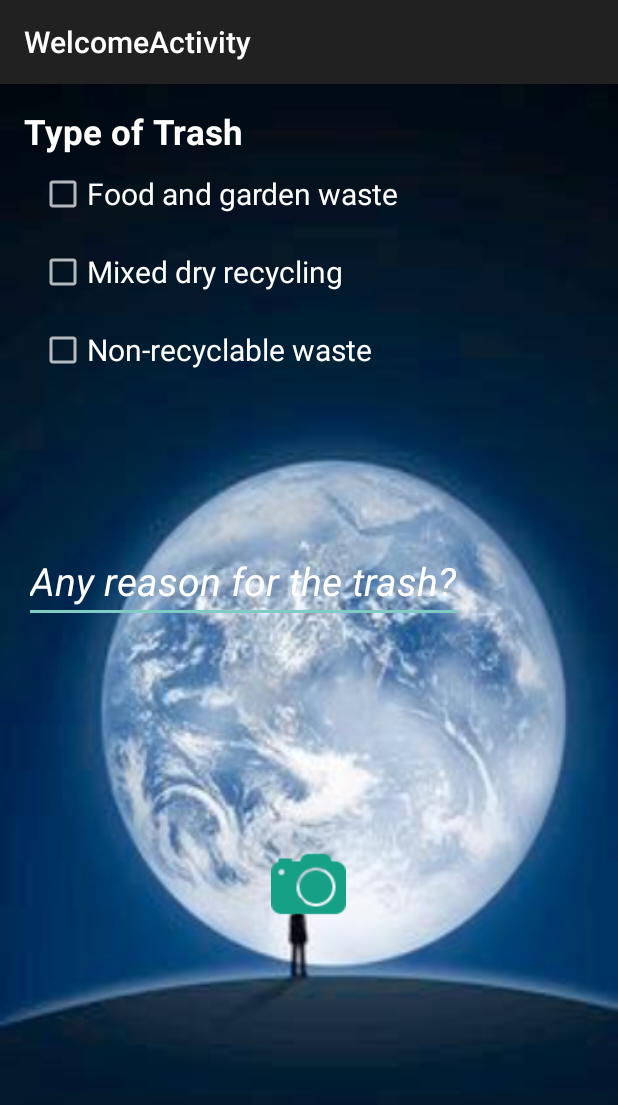
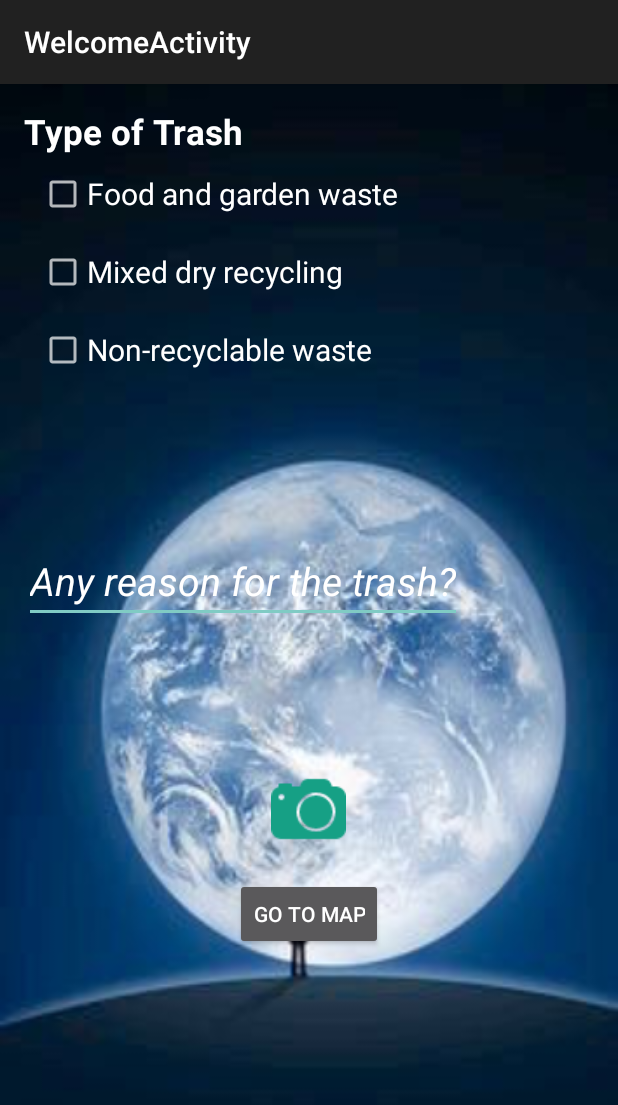
Before and after one commit to umdcs/trashMapper, an Android app: the TrashDescription screen opened directly, with no data from a screen before it, on a phone screen of 412 x 824 dp. Shown: the top 1105 px of the screen. Run offline under Robolectric (Android 15) with nearby library versions, the light colour scheme and no system bars.

Commit message:
Initially Commit all the files before switching branch

```diff
--- a/app/src/main/java/edu/umn/trashmapper/LogInActivity.java
+++ b/app/src/main/java/edu/umn/trashmapper/LogInActivity.java
@@ -160,7 +160,6 @@ public class LogInActivity extends AppCompatActivity {
         mHideHandler.postDelayed(mHideRunnable, delayMillis);
     }
     public  void CollectUserInformation(View a){
-
         Intent intent = new Intent(this, UserInformationActivity.class);
         startActivity(intent);
     }
--- a/app/src/main/java/edu/umn/trashmapper/TrashDescription.java
+++ b/app/src/main/java/edu/umn/trashmapper/TrashDescription.java
@@ -9,6 +9,7 @@ import android.provider.MediaStore;
 import android.support.v4.content.FileProvider;
 import android.support.v7.app.AppCompatActivity;
 import android.view.View;
+import android.widget.Button;
 import android.widget.ImageButton;
 import android.widget.Toast;
 
@@ -26,7 +27,16 @@ public class TrashDescription extends AppCompatActivity {
 
         setContentView(R.layout.activity_trash_description);
         ImageButton button = (ImageButton) findViewById(R.id.button);
+        Button mapButton = (Button) findViewById(R.id.map_button);
 
+        mapButton.setOnClickListener(new View.OnClickListener() {
+            public void onClick(View v) {
+
+                Intent intent = new Intent(TrashDescription.this, MapsActivity.class);
+                startActivity(intent);
+
+            }
+        });
         button.setOnClickListener(new View.OnClickListener() {
             @Override
             public void onClick(View view) {
--- a/app/src/main/res/layout/activity_trash_description.xml
+++ b/app/src/main/res/layout/activity_trash_description.xml
@@ -55,11 +55,8 @@
             android:textColorHint="#FFFFFFFF"
             android:textColor="#FFFFFFFF"/>
 
-
-
-
     <ImageButton
-        android:layout_marginTop="150dp"
+        android:layout_marginTop="100dp"
         android:background="@drawable/camera_filled"
         android:layout_width="wrap_content"
         android:layout_height="wrap_content"
@@ -67,4 +64,13 @@
 
         android:id="@+id/button" />
 
+    <Button
+        android:layout_marginTop="20dp"
+        android:id="@+id/map_button"
+        android:layout_width="wrap_content"
+        android:layout_height="wrap_content"
+        android:layout_gravity="center_horizontal"
+        android:onClick="onClick"
+        android:text="Go to Map"/>
+
 </LinearLayout>
```
Also changed, not shown: 3 other files.
